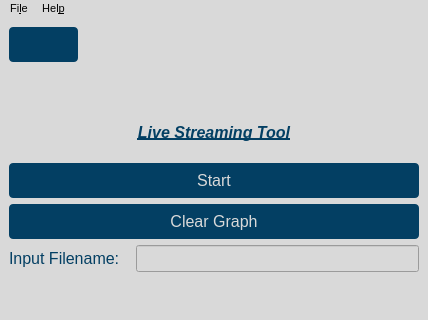
Above: gui/qtdesigner/LiveStream.ui from wyattduber/CyDAQ before the change; both pictures show x 0 to 428 and y 0 to 320 of the 428 by 625 pixel window. Below: the same form after it.
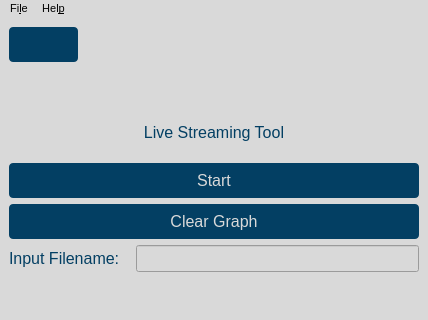
That is the form after the change. Icons and pictures are not drawn.

What changed in the file:
```diff
--- a/gui/qtdesigner/LiveStream.ui
+++ b/gui/qtdesigner/LiveStream.ui
@@ -119,10 +119,6 @@
          <font>
           <family>Segoe UI</family>
           <pointsize>-1</pointsize>
-          <weight>75</weight>
-          <italic>true</italic>
-          <bold>true</bold>
-          <underline>true</underline>
          </font>
         </property>
         <property name="lineWidth">
```
Left out of the diff: 6 changed lines with no effect on the pictures.
